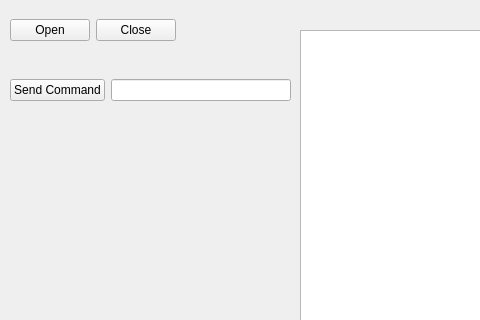
Qt form mainwindow.ui (yumekasa5/DMMControlTool) before a commit; both pictures show x 0 to 480 and y 0 to 320 of the 800 by 600 pixel window.
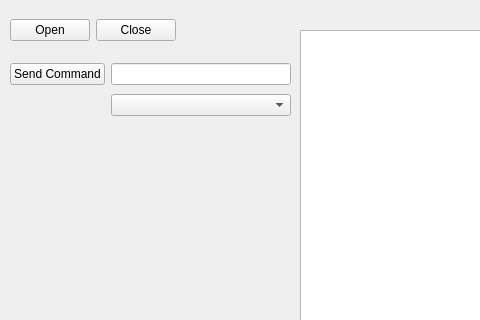
The same form after that commit.

Patch:
```diff
--- a/mainwindow.ui
+++ b/mainwindow.ui
@@ -70,6 +70,9 @@
        </property>
       </widget>
      </item>
+     <item row="1" column="1">
+      <widget class="QComboBox" name="comboBox"/>
+     </item>
     </layout>
    </widget>
   </widget>
```
